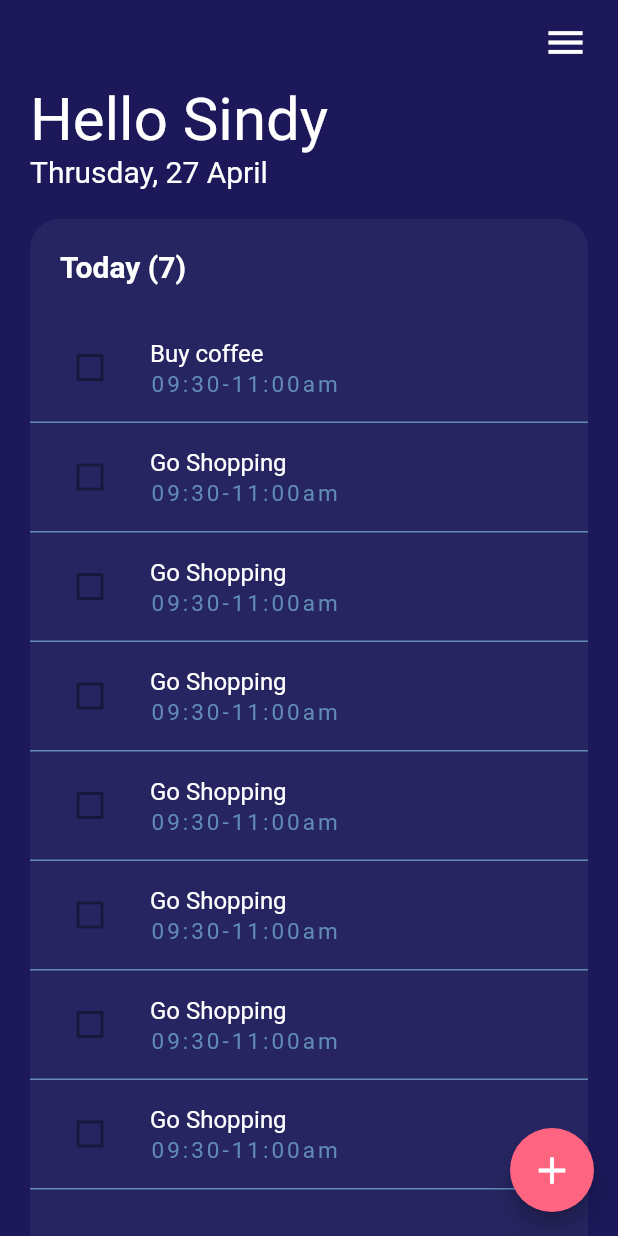
After one commit to ahmedhegazydev/flutter-todo-provider-sqlite, a Flutter app: the screen it shows after launch, on a phone screen of 412 x 824 dp. The commit adds this screen. Run offline on Flutter 3.47's test engine with Material 2 defaults, Android fonts, the phone set to English and light mode, and no system bars.

Commit message:
refractor code

```diff
--- a/lib/main.dart
+++ b/lib/main.dart
@@ -1,6 +1,6 @@
 import 'package:flutter/material.dart';
 import 'package:todoye/constants.dart';
-import 'package:todoye/screens/HomeScreen.dart';
+import 'package:todoye/screens/home_screen.dart';
 
 void main() => runApp(MyApp());
 
--- /dev/null
+++ b/lib/screens/home_screen.dart
@@ -0,0 +1,85 @@
+import 'package:flutter/material.dart';
+import 'package:todoye/constants.dart';
+import 'package:todoye/models/task.dart';
+import 'package:todoye/screens/create_task_screen.dart';
+
+import 'package:todoye/widgets/task_list_view.dart';
+import 'package:todoye/widgets/user_intro_section.dart';
+import 'package:todoye/widgets/list_box_title.dart';
+
+class HomeScreen extends StatelessWidget {
+  final List<Task> tasks = [
+    Task(name: 'Buy coffee'),
+    Task(name: 'Go Shopping'),
+    Task(name: 'Go Shopping'),
+    Task(name: 'Go Shopping'),
+    Task(name: 'Go Shopping'),
+    Task(name: 'Go Shopping'),
+    Task(name: 'Go Shopping'),
+    Task(name: 'Go Shopping'),
+  ];
+
+  @override
+  Widget build(BuildContext context) {
+    return Scaffold(
+      backgroundColor: Color(kPrimaryColor),
+      appBar: AppBar(
+        elevation: 0.0,
+        actions: <Widget>[
+          Padding(
+            padding: const EdgeInsets.symmetric(horizontal: 20.0),
+            child: Icon(
+              Icons.menu,
+              size: 30.0,
+            ),
+          )
+        ],
+      ),
+      floatingActionButton: FloatingActionButton(
+        backgroundColor: Color(kFloatingActionButtonColor),
+        child: Icon(
+          Icons.add,
+          color: Colors.white,
+          size: 30.0,
+        ),
+        onPressed: (){
+          Navigator.push(context, MaterialPageRoute(
+              builder:(context)=> CreateTaskScreen() ));
+        },
+      ),
+      body: Column(
+        crossAxisAlignment: CrossAxisAlignment.start,
+        children: <Widget>[
+          new UserIntroSection(),
+          Expanded(
+            child: Padding(
+              padding: const EdgeInsets.only(
+                top: 20.0,
+                left: 20.0,
+                right: 20.0,
+              ),
+              child: Container(
+                decoration: BoxDecoration(
+                  color: Color(kLightBackgroundColor),
+                  borderRadius: BorderRadius.only(
+                    topLeft: Radius.circular(20.0),
+                    topRight: Radius.circular(20.0),
+                  ),
+                ),
+                child: Column(
+                  crossAxisAlignment: CrossAxisAlignment.stretch,
+                  children: <Widget>[
+                    new ListBoxTitle(),
+                    Expanded(
+                      child: new TaskListView(tasks: tasks),
+                    )
+                  ],
+                ),
+              ),
+            ),
+          )
+        ],
+      ),
+    );
+  }
+}
--- /dev/null
+++ b/lib/widgets/list_box_title.dart
@@ -0,0 +1,22 @@
+import 'package:flutter/material.dart';
+
+class ListBoxTitle extends StatelessWidget {
+  const ListBoxTitle({
+    Key key,
+  }) : super(key: key);
+
+  @override
+  Widget build(BuildContext context) {
+    return Padding(
+      padding: const EdgeInsets.all(20.0),
+      child: Text(
+        'Today (7)',
+        style: TextStyle(
+          fontSize: 20.0,
+          fontWeight: FontWeight.bold,
+          color: Colors.white,
+        ),
+      ),
+    );
+  }
+}
--- /dev/null
+++ b/lib/widgets/task_list_tile.dart
@@ -0,0 +1,35 @@
+import 'package:flutter/material.dart';
+
+import 'package:todoye/models/task.dart';
+import 'package:todoye/constants.dart';
+
+class TaskListTile extends StatelessWidget {
+  const TaskListTile({
+    Key key,
+    @required this.tasks,
+    this.index,
+  }) : super(key: key);
+  final index;
+  final List<Task> tasks;
+
+  @override
+  Widget build(BuildContext context) {
+    return ListTile(
+      title: Text(
+        tasks[index].name,
+        style: TextStyle(color: Colors.white),
+      ),
+      subtitle: Text(
+        '09:30-11:00am',
+        style: TextStyle(
+          letterSpacing: 2.0,
+          fontSize: 15.0,
+          color: Color(kBorderTileColor),
+        ),
+      ),
+      leading: Checkbox(
+        value: false,
+      ),
+    );
+  }
+}
--- /dev/null
+++ b/lib/widgets/task_list_view.dart
@@ -0,0 +1,31 @@
+import 'package:flutter/material.dart';
+import 'package:todoye/models/task.dart';
+import 'package:todoye/constants.dart';
+import 'task_list_tile.dart';
+
+class TaskListView extends StatelessWidget {
+  const TaskListView({
+    Key key,
+    @required this.tasks,
+  }) : super(key: key);
+
+  final List<Task> tasks;
+
+  @override
+  Widget build(BuildContext context) {
+    return ListView.builder(
+        itemCount: tasks.length,
+        itemBuilder: (context, index) {
+          return Container(
+            decoration: BoxDecoration(
+                border: Border(
+                    bottom: BorderSide(
+              width: 1.0,
+              color: Color(kBorderTileColor),
+              //TODO: reduce the color opacity
+            ))),
+            child: new TaskListTile(tasks: tasks, index: index),
+          );
+        });
+  }
+}
--- /dev/null
+++ b/lib/widgets/user_intro_section.dart
@@ -0,0 +1,33 @@
+import 'package:flutter/material.dart';
+
+class UserIntroSection extends StatelessWidget {
+  const UserIntroSection({
+    Key key,
+  }) : super(key: key);
+
+  @override
+  Widget build(BuildContext context) {
+    return Container(
+      padding: EdgeInsets.symmetric(horizontal: 20.0),
+      child: Column(
+        crossAxisAlignment: CrossAxisAlignment.start,
+        children: <Widget>[
+          Text(
+            'Hello Sindy',
+            style: TextStyle(
+              fontSize: 40.0,
+              color: Colors.white,
+            ),
+          ),
+          Text(
+            'Thrusday, 27 April',
+            style: TextStyle(
+              fontSize: 20.0,
+              color: Colors.white,
+            ),
+          )
+        ],
+      ),
+    );
+  }
+}
```
Also changed, not shown: lib/screens/HomeScreen.dart (deleted, +0 -149 lines), lib/screens/create_task_screen.dart (added, +14 -0 lines).
